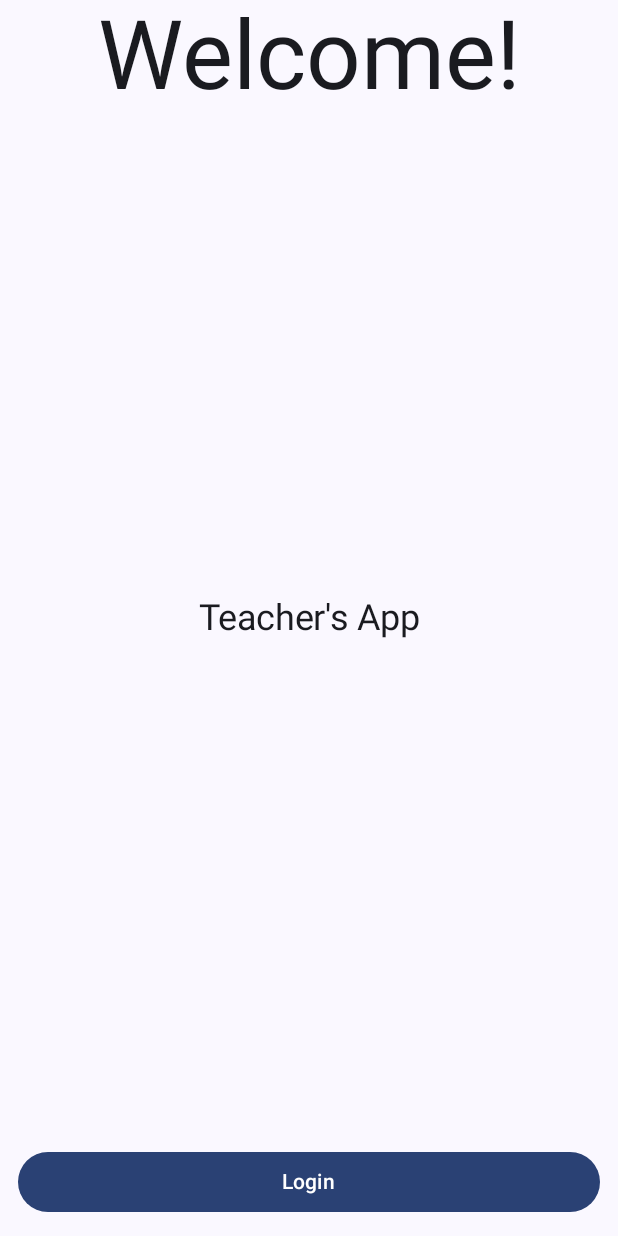
After one commit to Sheeeeeeen/Jetpack-Compose-Multi-Module, an Android app built with Jetpack Compose: the composable LoginScreen shown on its own in the app's theme, on a phone screen of 412 x 824 dp. The commit adds this screen. Run offline under Robolectric (Android 15) with nearby library versions, the phone set to English and light mode, and no system bars.

Commit message:
add login screen and navigation graph

```diff
--- /dev/null
+++ b/feature/login/src/main/java/ph/com/sheen/login/LoginScreen.kt
@@ -0,0 +1,77 @@
+package ph.com.sheen.login
+
+import androidx.compose.foundation.layout.Box
+import androidx.compose.foundation.layout.BoxScope
+import androidx.compose.foundation.layout.Column
+import androidx.compose.foundation.layout.Spacer
+import androidx.compose.foundation.layout.fillMaxSize
+import androidx.compose.foundation.layout.fillMaxWidth
+import androidx.compose.foundation.layout.height
+import androidx.compose.foundation.layout.padding
+import androidx.compose.material3.Button
+import androidx.compose.material3.MaterialTheme
+import androidx.compose.material3.Text
+import androidx.compose.runtime.Composable
+import androidx.compose.ui.Alignment
+import androidx.compose.ui.Modifier
+import androidx.compose.ui.text.style.TextAlign
+import androidx.compose.ui.tooling.preview.Preview
+import androidx.compose.ui.unit.dp
+import androidx.compose.ui.unit.sp
+import ph.com.sheen.designsystem.theme.ui.AppPreview
+
+@Composable
+fun LoginScreenRoute() {
+    LoginScreen()
+}
+
+@Composable
+fun LoginScreen(modifier: Modifier = Modifier) {
+    Box(modifier = modifier.fillMaxSize()) {
+        WelcomeLabel()
+        TeachersAppLabel()
+        LoginButton(modifier = Modifier.padding(12.dp))
+    }
+}
+
+@Composable
+private fun BoxScope.WelcomeLabel(modifier: Modifier = Modifier) {
+    Text(
+        modifier = modifier.fillMaxWidth().align(alignment = Alignment.TopCenter),
+        text = "Welcome!",
+        style = MaterialTheme.typography.titleLarge,
+        fontSize = 64.sp,
+        textAlign = TextAlign.Center
+    )
+}
+
+@Composable
+private fun BoxScope.TeachersAppLabel(modifier: Modifier = Modifier) {
+    Text(
+        modifier = modifier.fillMaxWidth().align(Alignment.Center),
+        text = "Teacher's App",
+        style = MaterialTheme.typography.displayLarge,
+        fontSize = 24.sp,
+        textAlign = TextAlign.Center
+    )
+}
+
+@Composable
+private fun BoxScope.LoginButton(modifier: Modifier = Modifier) {
+    Button(
+        modifier = modifier
+            .fillMaxWidth()
+            .align(alignment = Alignment.BottomCenter),
+        onClick = {}
+    ) {
+        Text(text = "Login")
+    }
+}
+
+@Preview(showBackground = true)
+@Composable
+private fun LoginScreenPreview() {
+    AppPreview {
+        LoginScreen()
+    }
+}
```
Also changed, not shown: app/src/main/java/ph/com/sheen/jetpackcomposemultimodule/MainActivity.kt (+18 -8 lines), core/designsystem/src/main/java/ph/com/sheen/designsystem/SampleScreen.kt (added, +28 -0 lines), feature/login/src/main/java/ph/com/sheen/login/LoginNavigation.kt (added, +12 -0 lines).
